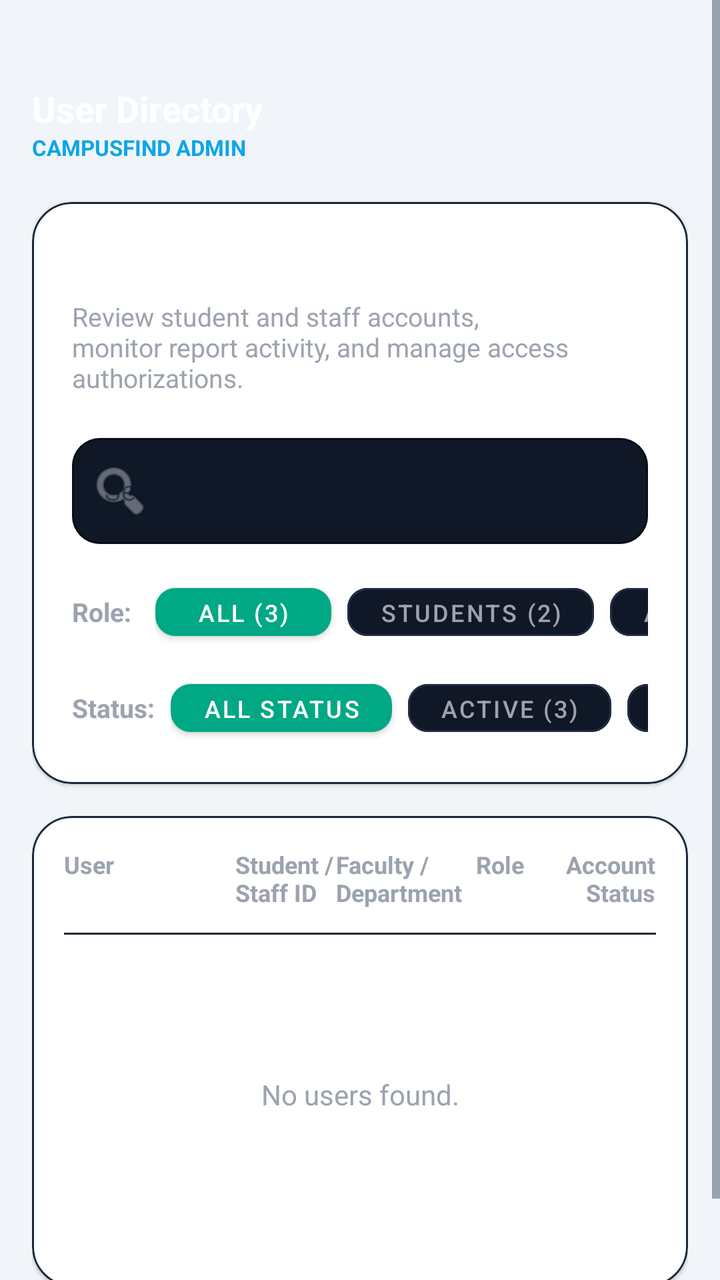
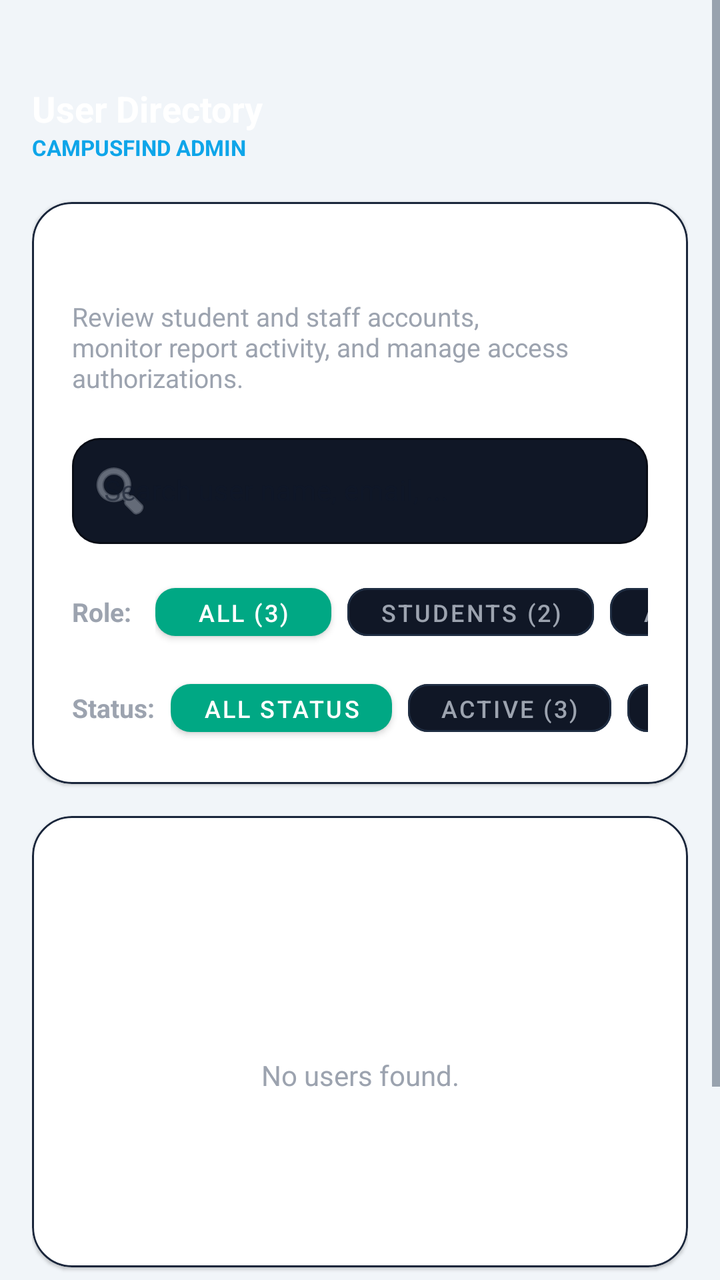

Before-and-after screenshots of an Android layout around one commit, followed by the original layout XML and the change that was made.
<!-- AndroidManifest.xml: application theme Theme.CampusFindApp -->
<!-- res/layout/fragment_admin_users.xml -->
<?xml version="1.0" encoding="utf-8"?>
<layout xmlns:android="http://schemas.android.com/apk/res/android"
    xmlns:app="http://schemas.android.com/apk/res-auto">

    <ScrollView
        android:layout_width="match_parent"
        android:layout_height="match_parent"
        android:background="@color/color_background"
        android:fillViewport="true">

        <LinearLayout
            android:layout_width="match_parent"
            android:layout_height="wrap_content"
            android:orientation="vertical"
            android:paddingBottom="16dp"
            android:paddingHorizontal="16dp"
            android:paddingTop="42dp">

            
            <RelativeLayout
                android:layout_width="match_parent"
                android:layout_height="wrap_content">

                <LinearLayout
                    android:layout_width="wrap_content"
                    android:layout_height="wrap_content"
                    android:orientation="vertical">

                    <TextView
                        android:layout_width="wrap_content"
                        android:layout_height="wrap_content"
                        android:text="User Directory"
                        android:textColor="#FFFFFF"
                        android:textSize="18sp"
                        android:textStyle="bold" />

                    <TextView
                        android:layout_width="wrap_content"
                        android:layout_height="wrap_content"
                        android:text="CAMPUSFIND ADMIN"
                        android:textColor="#0EA5E9"
                        android:textSize="11sp"
                        android:textStyle="bold" />
                </LinearLayout>
            </RelativeLayout>

            
            <com.google.android.material.card.MaterialCardView
                android:layout_width="match_parent"
                android:layout_height="wrap_content"
                android:layout_marginTop="20dp"
                app:cardBackgroundColor="@color/color_surface"
                app:cardCornerRadius="20dp"
                app:strokeColor="#1A263B"
                app:strokeWidth="1dp">

                <LinearLayout
                    android:layout_width="match_parent"
                    android:layout_height="wrap_content"
                    android:orientation="vertical"
                    android:padding="20dp">

                    <TextView
                        android:layout_width="wrap_content"
                        android:layout_height="wrap_content"
                        android:text="Campus User Management"
                        android:textColor="#FFFFFF"
                        android:textSize="18sp"
                        android:textStyle="bold" />

                    <TextView
                        android:layout_width="wrap_content"
                        android:layout_height="wrap_content"
                        android:layout_marginTop="4dp"
                        android:text="Review student and staff accounts, monitor report activity, and manage access authorizations."
                        android:textColor="#9CA3AF"
                        android:textSize="13sp" />

                    
                    <com.google.android.material.textfield.TextInputLayout
                        style="@style/Widget.MaterialComponents.TextInputLayout.OutlinedBox"
                        android:layout_width="match_parent"
                        android:layout_height="wrap_content"
                        android:layout_marginTop="16dp"
                        android:hint="Search user name, email, ..."
                        app:boxBackgroundColor="#101726"
                        app:boxCornerRadiusBottomEnd="14dp"
                        app:boxCornerRadiusBottomStart="14dp"
                        app:boxCornerRadiusTopEnd="14dp"
                        app:boxCornerRadiusTopStart="14dp"
                        app:boxStrokeColor="#1D2A3F"
                        app:hintTextColor="#6B7280"
                        app:startIconDrawable="@android:drawable/ic_menu_search"
                        app:startIconTint="#9CA3AF">

                        <com.google.android.material.textfield.TextInputEditText
                            android:id="@+id/et_user_search"
                            android:layout_width="match_parent"
                            android:layout_height="wrap_content"
                            android:textColor="#F9FAFB"
                            android:textSize="14sp" />
                    </com.google.android.material.textfield.TextInputLayout>

                    
                    <LinearLayout
                        android:layout_width="match_parent"
                        android:layout_height="wrap_content"
                        android:layout_marginTop="16dp"
                        android:gravity="center_vertical"
                        android:orientation="horizontal">

                        <TextView
                            android:layout_width="wrap_content"
                            android:layout_height="wrap_content"
                            android:layout_marginEnd="12dp"
                            android:text="Role:"
                            android:textColor="#9CA3AF"
                            android:textSize="13sp"
                            android:textStyle="bold" />

                        <HorizontalScrollView
                            android:layout_width="match_parent"
                            android:layout_height="wrap_content"
                            android:scrollbars="none">

                            <LinearLayout
                                android:layout_width="wrap_content"
                                android:layout_height="wrap_content"
                                android:orientation="horizontal">

                                <com.google.android.material.button.MaterialButton
                                    android:id="@+id/chip_role_all"
                                    android:layout_width="wrap_content"
                                    android:layout_height="36dp"
                                    android:layout_marginEnd="8dp"
                                    android:text="All (3)"
                                    android:textColor="#FFFFFF"
                                    android:textSize="12sp"
                                    app:backgroundTint="#00A884"
                                    app:cornerRadius="10dp" />

                                <com.google.android.material.button.MaterialButton
                                    android:id="@+id/chip_role_students"
                                    style="@style/Widget.MaterialComponents.Button.OutlinedButton"
                                    android:layout_width="wrap_content"
                                    android:layout_height="36dp"
                                    android:layout_marginEnd="8dp"
                                    android:text="Students (2)"
                                    android:textColor="#9CA3AF"
                                    android:textSize="12sp"
                                    app:backgroundTint="#101726"
                                    app:cornerRadius="10dp"
                                    app:strokeColor="#1F2D42" />

                                <com.google.android.material.button.MaterialButton
                                    android:id="@+id/chip_role_admins"
                                    style="@style/Widget.MaterialComponents.Button.OutlinedButton"
                                    android:layout_width="wrap_content"
                                    android:layout_height="36dp"
                                    android:text="Admins (1)"
                                    android:textColor="#9CA3AF"
                                    android:textSize="12sp"
                                    app:backgroundTint="#101726"
                                    app:cornerRadius="10dp"
                                    app:strokeColor="#1F2D42" />
                            </LinearLayout>
                        </HorizontalScrollView>
                    </LinearLayout>

                    
                    <LinearLayout
                        android:layout_width="match_parent"
                        android:layout_height="wrap_content"
                        android:layout_marginTop="12dp"
                        android:gravity="center_vertical"
                        android:orientation="horizontal">

                        <TextView
                            android:layout_width="wrap_content"
                            android:layout_height="wrap_content"
                            android:layout_marginEnd="8dp"
                            android:text="Status:"
                            android:textColor="#9CA3AF"
                            android:textSize="13sp"
                            android:textStyle="bold" />

                        <HorizontalScrollView
                            android:layout_width="match_parent"
                            android:layout_height="wrap_content"
                            android:scrollbars="none">

                            <LinearLayout
                                android:layout_width="wrap_content"
                                android:layout_height="wrap_content"
                                android:orientation="horizontal">

                                <com.google.android.material.button.MaterialButton
                                    android:id="@+id/chip_status_all"
                                    android:layout_width="wrap_content"
                                    android:layout_height="36dp"
                                    android:layout_marginEnd="8dp"
                                    android:text="All Status"
                                    android:textColor="#FFFFFF"
                                    android:textSize="12sp"
                                    app:backgroundTint="#00A884"
                                    app:cornerRadius="10dp" />

                                <com.google.android.material.button.MaterialButton
                                    android:id="@+id/chip_status_active"
                                    style="@style/Widget.MaterialComponents.Button.OutlinedButton"
                                    android:layout_width="wrap_content"
                                    android:layout_height="36dp"
                                    android:layout_marginEnd="8dp"
                                    android:text="Active (3)"
                                    android:textColor="#9CA3AF"
                                    android:textSize="12sp"
                                    app:backgroundTint="#101726"
                                    app:cornerRadius="10dp"
                                    app:strokeColor="#1F2D42" />

                                <com.google.android.material.button.MaterialButton
                                    android:id="@+id/chip_status_deactivated"
                                    style="@style/Widget.MaterialComponents.Button.OutlinedButton"
                                    android:layout_width="wrap_content"
                                    android:layout_height="36dp"
                                    android:text="Deactivated (0)"
                                    android:textColor="#9CA3AF"
                                    android:textSize="12sp"
                                    app:backgroundTint="#101726"
                                    app:cornerRadius="10dp"
                                    app:strokeColor="#1F2D42" />
                            </LinearLayout>
                        </HorizontalScrollView>
                    </LinearLayout>

                </LinearLayout>
            </com.google.android.material.card.MaterialCardView>

            
            <com.google.android.material.card.MaterialCardView
                android:layout_width="match_parent"
                android:layout_height="wrap_content"
                android:layout_marginTop="16dp"
                android:layout_marginBottom="24dp"
                app:cardBackgroundColor="@color/color_surface"
                app:cardCornerRadius="20dp"
                app:strokeColor="#1A263B"
                app:strokeWidth="1dp">

                <LinearLayout
                    android:layout_width="match_parent"
                    android:layout_height="wrap_content"
                    android:orientation="vertical"
                    android:padding="16dp">

                    
                    <LinearLayout
                        android:layout_width="match_parent"
                        android:layout_height="wrap_content"
                        android:orientation="horizontal"
                        android:paddingBottom="12dp">

                        <TextView
                            android:layout_width="0dp"
                            android:layout_height="wrap_content"
                            android:layout_weight="2.2"
                            android:text="User"
                            android:textColor="#9CA3AF"
                            android:textSize="12sp"
                            android:textStyle="bold" />

                        <TextView
                            android:layout_width="0dp"
                            android:layout_height="wrap_content"
                            android:layout_weight="1.3"
                            android:text="Student / Staff ID"
                            android:textColor="#9CA3AF"
                            android:textSize="12sp"
                            android:textStyle="bold" />

                        <TextView
                            android:layout_width="0dp"
                            android:layout_height="wrap_content"
                            android:layout_weight="1.8"
                            android:text="Faculty / Department"
                            android:textColor="#9CA3AF"
                            android:textSize="12sp"
                            android:textStyle="bold" />

                        <TextView
                            android:layout_width="0dp"
                            android:layout_height="wrap_content"
                            android:layout_weight="1.1"
                            android:text="Role"
                            android:textColor="#9CA3AF"
                            android:textSize="12sp"
                            android:textStyle="bold" />

                        <TextView
                            android:layout_width="0dp"
                            android:layout_height="wrap_content"
                            android:layout_weight="1.2"
                            android:gravity="end"
                            android:text="Account Status"
                            android:textColor="#9CA3AF"
                            android:textSize="12sp"
                            android:textStyle="bold" />
                    </LinearLayout>

                    <View
                        android:layout_width="match_parent"
                        android:layout_height="1dp"
                        android:background="#1A263B" />

                    
                    <androidx.recyclerview.widget.RecyclerView
                        android:id="@+id/rv_admin_users"
                        android:layout_width="match_parent"
                        android:layout_height="wrap_content"
                        android:nestedScrollingEnabled="false" />

                    
                    <TextView
                        android:id="@+id/tv_admin_users_empty"
                        android:layout_width="match_parent"
                        android:layout_height="160dp"
                        android:gravity="center"
                        android:text="No users found."
                        android:textColor="#9CA3AF"
                        android:textSize="14sp" />

                </LinearLayout>
            </com.google.android.material.card.MaterialCardView>

        </LinearLayout>
    </ScrollView>
</layout>
<!-- resources referenced by this layout -->
<resources>
  <color name="color_background">#F1F5F9</color>
  <color name="color_surface">#FFFFFF</color>
  <style name="Theme.CampusFindApp" parent="Base.Theme.CampusFindApp" />
  <style name="Base.Theme.CampusFindApp" parent="Theme.MaterialComponents.DayNight.NoActionBar">
          <item name="colorPrimary">@color/teal_accent</item>
          <item name="colorPrimaryVariant">@color/teal_primary</item>
          <item name="colorOnPrimary">@color/deep_navy</item>
  
          <item name="colorSecondary">@color/accent_purple</item>
          <item name="colorSecondaryVariant">@color/accent_purple</item>
          <item name="colorOnSecondary">@color/white</item>
  
          <item name="colorSurface">@color/color_surface</item>
          <item name="colorOnSurface">@color/text_primary</item>
  
          <item name="android:colorBackground">@color/color_background</item>
          <item name="colorOnBackground">@color/text_primary</item>
  
          <item name="android:statusBarColor">@color/color_background</item>
          <item name="android:windowBackground">@color/color_background</item>
  
          <item name="android:textColor">@color/text_primary</item>
          <item name="android:textColorPrimary">@color/text_primary</item>
          <item name="android:textColorSecondary">@color/text_secondary</item>
          <item name="android:textColorHint">@color/text_hint</item>
      </style>
  <color name="teal_accent">#00A884</color>
  <color name="teal_primary">#2D7D71</color>
  <color name="deep_navy">#E2E8F0</color>
  <color name="accent_purple">#4F46E5</color>
  <color name="white">#FFFFFFFF</color>
  <color name="text_primary">#0F172A</color>
  <color name="text_secondary">#475569</color>
  <color name="text_hint">#94A3B8</color>
</resources>

<!-- the commit's change to res/layout/fragment_admin_users.xml (unified diff, before → after) -->
@@ -12,7 +12,7 @@
             android:layout_width="match_parent"
             android:layout_height="wrap_content"
             android:orientation="vertical"
-            android:paddingBottom="16dp"
+            android:paddingBottom="96dp"
             android:paddingHorizontal="16dp"
             android:paddingTop="42dp">
 
@@ -253,64 +253,14 @@
                     android:orientation="vertical"
                     android:padding="16dp">
 
-                    
-                    <LinearLayout
-                        android:layout_width="match_parent"
-                        android:layout_height="wrap_content"
-                        android:orientation="horizontal"
-                        android:paddingBottom="12dp">
-
-                        <TextView
-                            android:layout_width="0dp"
-                            android:layout_height="wrap_content"
-                            android:layout_weight="2.2"
-                            android:text="User"
-                            android:textColor="#9CA3AF"
-                            android:textSize="12sp"
-                            android:textStyle="bold" />
-
-                        <TextView
-                            android:layout_width="0dp"
-                            android:layout_height="wrap_content"
-                            android:layout_weight="1.3"
-                            android:text="Student / Staff ID"
-                            android:textColor="#9CA3AF"
-                            android:textSize="12sp"
-                            android:textStyle="bold" />
-
-                        <TextView
-                            android:layout_width="0dp"
-                            android:layout_height="wrap_content"
-                            android:layout_weight="1.8"
-                            android:text="Faculty / Department"
-                            android:textColor="#9CA3AF"
-                            android:textSize="12sp"
-                            android:textStyle="bold" />
-
-                        <TextView
-                            android:layout_width="0dp"
-                            android:layout_height="wrap_content"
-                            android:layout_weight="1.1"
-                            android:text="Role"
-                            android:textColor="#9CA3AF"
-                            android:textSize="12sp"
-                            android:textStyle="bold" />
-
-                        <TextView
-                            android:layout_width="0dp"
-                            android:layout_height="wrap_content"
-                            android:layout_weight="1.2"
-                            android:gravity="end"
-                            android:text="Account Status"
-                            android:textColor="#9CA3AF"
-                            android:textSize="12sp"
-                            android:textStyle="bold" />
-                    </LinearLayout>
-
-                    <View
-                        android:layout_width="match_parent"
-                        android:layout_height="1dp"
-                        android:background="#1A263B" />
+                    <TextView
+                        android:layout_width="wrap_content"
+                        android:layout_height="wrap_content"
+                        android:layout_marginBottom="12dp"
+                        android:text="Registered Users Directory"
+                        android:textColor="#FFFFFF"
+                        android:textSize="16sp"
+                        android:textStyle="bold" />
 
                     
                     <androidx.recyclerview.widget.RecyclerView
